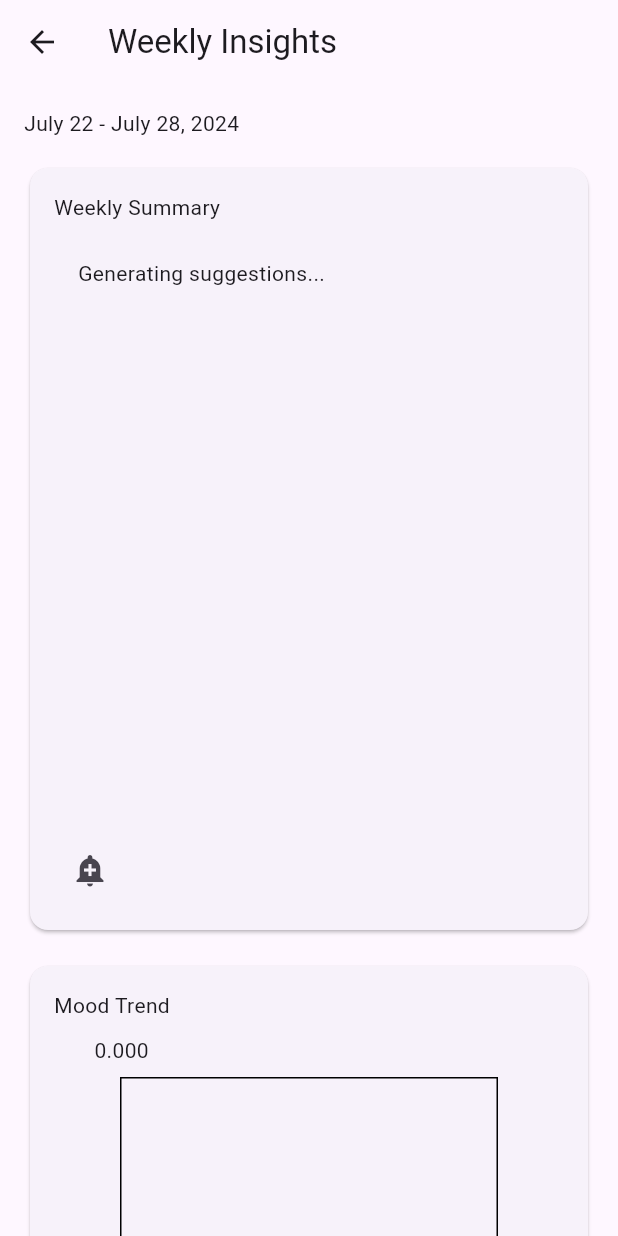
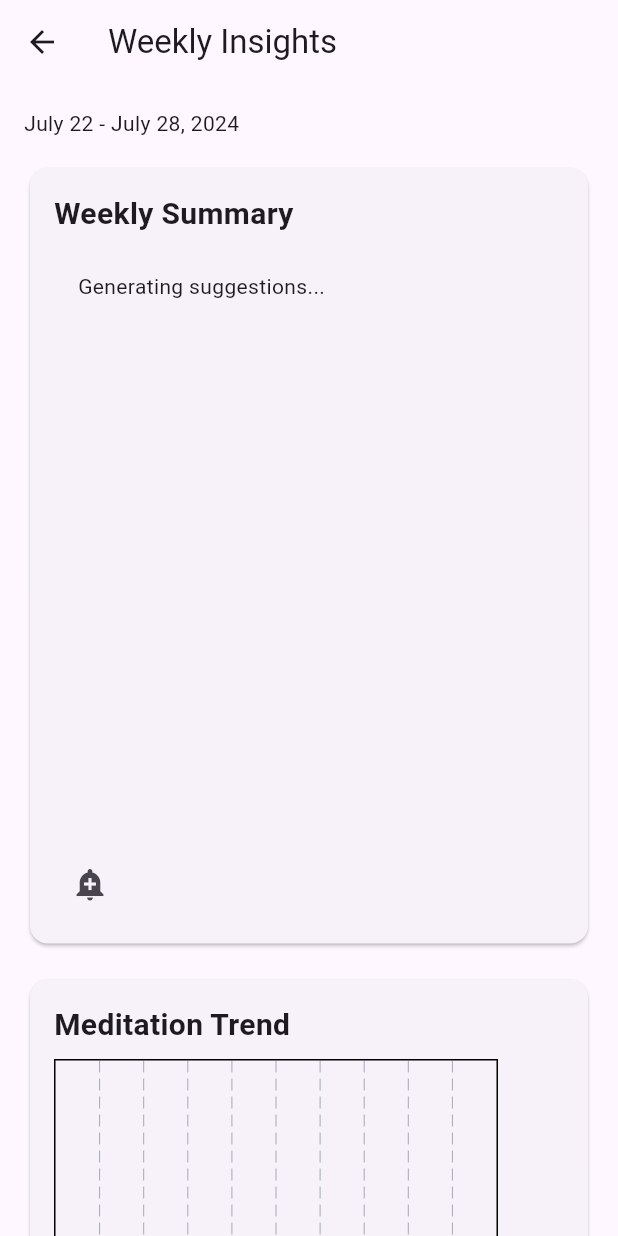
Before and after one commit to niaotaojiao/gemilife, a Flutter app: the Review screen opened directly, on a phone screen of 412 x 824 dp. Run offline on Flutter 3.47's test engine with Material 3 defaults, Android fonts, the phone set to English and light mode, and no system bars; drawn by our look-alikes of fl_chart; our stand-ins replace audioplayers, camera, cloud_firestore, firebase_auth, firebase_core, flutter_dotenv and 6 more; missing offline and left inert: google_mlkit_commons, google_mlkit_pose_detection; accounts and stored records are empty.

Commit message:
add meditation data

```diff
--- a/lib/review/pages/review.dart
+++ b/lib/review/pages/review.dart
@@ -15,6 +15,7 @@ class Review extends StatefulWidget {
 
 class _ReviewState extends State<Review> {
   List<Map<String, dynamic>> weeklyEntries = [];
+  Map<String, double> meditationData = {};
   String? summary;
   DateTime startDate = DateTime.now();
   DateTime endDate = DateTime.now();
@@ -70,13 +71,38 @@ class _ReviewState extends State<Review> {
         .get();
 
     if (reviewSnapshot.docs.isNotEmpty) {
-      // Review already exists, load it
       setState(() {
         summary = reviewSnapshot.docs.first['summary'];
       });
     } else {
       print('!!!!!!!!!!!!!!');
     }
+
+    final meditationSnapshot = await FirebaseFirestore.instance
+        .collection(currentUser)
+        .doc('eventlist')
+        .collection('meditation')
+        .where('date', isGreaterThanOrEqualTo: startDate)
+        .where('date', isLessThanOrEqualTo: endDate)
+        .get();
+
+    Map<String, double> data = {};
+
+    meditationSnapshot.docs.forEach((doc) {
+      DateTime date = doc['date'].toDate();
+      String formattedDate = DateFormat('MM/dd').format(date);
+      double duration = doc['duration'].toDouble();
+
+      if (data.containsKey(formattedDate)) {
+        data[formattedDate] = data[formattedDate]! + duration;
+      } else {
+        data[formattedDate] = duration;
+      }
+    });
+
+    setState(() {
+      meditationData = data;
+    });
   }
 
   Future<void> generateSuggestions() async {
@@ -102,6 +128,23 @@ class _ReviewState extends State<Review> {
     });
   }
 
+  List<BarChartGroupData> getBarChartData() {
+    List<BarChartGroupData> barChartData = [];
+    for (int i = 0; i < 7; i++) {
+      DateTime date = startDate.add(Duration(days: i));
+      String formattedDate = DateFormat('MM/dd').format(date);
+      double duration = meditationData[formattedDate] ?? 0.0;
+
+      barChartData.add(
+        BarChartGroupData(
+          x: i,
+          barRods: [BarChartRodData(toY: duration, color: Colors.blue)],
+        ),
+      );
+    }
+    return barChartData;
+  }
+
   @override
   Widget build(BuildContext context) {
     return Scaffold(
@@ -110,7 +153,7 @@ class _ReviewState extends State<Review> {
       ),
       body: SingleChildScrollView(
         child: Padding(
-          padding: const EdgeInsets.all(16.0),
+          padding: EdgeInsets.all(16.0),
           child: Column(
             crossAxisAlignment: CrossAxisAlignment.start,
             children: [
@@ -126,6 +169,8 @@ class _ReviewState extends State<Review> {
                     children: [
                       const Text(
                         'Weekly Summary',
+                        style: TextStyle(
+                            fontSize: 20, fontWeight: FontWeight.bold),
                       ),
                       const SizedBox(height: 8),
                       Container(
@@ -149,40 +194,43 @@ class _ReviewState extends State<Review> {
                     crossAxisAlignment: CrossAxisAlignment.start,
                     children: [
                       const Text(
-                        'Mood Trend',
+                        'Meditation Trend',
+                        style: TextStyle(
+                            fontSize: 20, fontWeight: FontWeight.bold),
                       ),
-                      SizedBox(height: 8),
+                      const SizedBox(height: 8),
                       Container(
                         height: 200,
-                        child: LineChart(
-                          LineChartData(
-                              // TODO: Implement actual chart data
+                        child: BarChart(
+                          BarChartData(
+                            alignment: BarChartAlignment.spaceAround,
+                            barGroups: getBarChartData(),
+                            titlesData: FlTitlesData(
+                              topTitles: const AxisTitles(
+                                  sideTitles: SideTitles(showTitles: false)),
+                              leftTitles: const AxisTitles(
+                                  sideTitles: SideTitles(showTitles: false)),
+                              bottomTitles: AxisTitles(
+                                sideTitles: SideTitles(
+                                  showTitles: true,
+                                  reservedSize: 40,
+                                  interval: 1,
+                                  getTitlesWidget: (value, meta) {
+                                    final date = startDate
+                                        .add(Duration(days: value.toInt()));
+                                    return SideTitleWidget(
+                                      axisSide: meta.axisSide,
+                                      child: Text(
+                                        DateFormat('EEE').format(date),
+                                        style: TextStyle(fontSize: 14),
+                                      ),
+                                    );
+                                  },
+                                ),
                               ),
+                            ),
+                          ),
                         ),
-                      ),
-                    ],
-                  ),
-                ),
-              ),
-              const SizedBox(height: 16),
-              Card(
-                child: Padding(
-                  padding: const EdgeInsets.all(16.0),
-                  child: Column(
-                    crossAxisAlignment: CrossAxisAlignment.start,
-                    children: [
-                      Text('Next Week\'s Goals'),
-                      SizedBox(height: 8),
-                      ListTile(
-                        leading: Icon(Icons.check_circle_outline),
-                        title: Text('Complete the Flutter app prototype'),
-                      ),
-                      ListTile(
-                        leading: Icon(Icons.add_circle_outline),
-                        title: Text('Add a new goal'),
-                        onTap: () {
-                          // TODO: Implement add goal functionality
-                        },
                       ),
                     ],
                   ),
--- a/lib/timer/pages/timer_page.dart
+++ b/lib/timer/pages/timer_page.dart
@@ -24,6 +24,7 @@ class _TimerPageState extends State<TimerPage> {
   String endFeel = '';
   final feelback = '';
   Duration duration = const Duration(minutes: 5);
+  int meditationDuration = 5;
   TimerButtonState currentButtonState = TimerButtonState.start;
   bool isPlaying = false;
   bool isEndSubmit = false;
@@ -90,6 +91,12 @@ class _TimerPageState extends State<TimerPage> {
       "description": review,
       "date": DateTime.now()
     });
+
+    await FirebaseFirestore.instance
+        .collection(currentUser)
+        .doc('eventlist')
+        .collection('meditation')
+        .add({"duration": meditationDuration, "date": DateTime.now()});
   }
 
   // Extracted the _updateTimer function for reuse
@@ -238,6 +245,7 @@ class _TimerPageState extends State<TimerPage> {
         onTimerDurationChanged: (newDuration) {
           if (mounted) {
             setState(() => duration = newDuration);
+            meditationDuration = duration.inMinutes;
             percent = duration.inSeconds;
           }
         },
@@ -270,6 +278,7 @@ class _TimerPageState extends State<TimerPage> {
     setState(() {
       _timer.cancel();
       duration = const Duration(minutes: 5);
+      meditationDuration = 5;
       percent = 300;
       currentButtonState = TimerButtonState.start;
       isPlaying = false;
```
